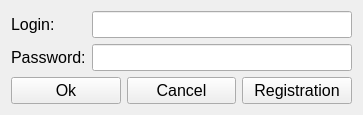
This is loginform.ui in Irenjlek/ChatWhithQt as Qt 5 draws it before an edit. The edited form follows.
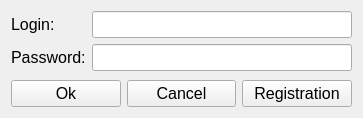
This is the edited form.

```diff
--- a/loginform.ui
+++ b/loginform.ui
@@ -7,7 +7,7 @@
     <x>0</x>
     <y>0</y>
     <width>363</width>
-    <height>114</height>
+    <height>118</height>
    </rect>
   </property>
   <property name="windowTitle">
```
Left out of the diff: 7 changed lines with no effect on the pictures.
